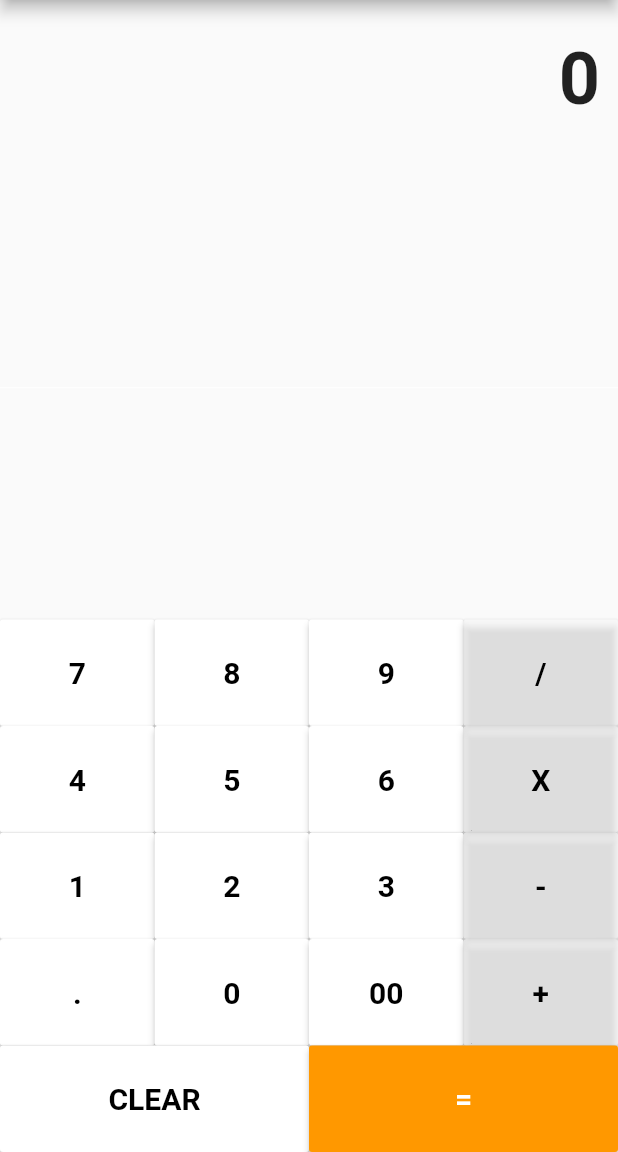
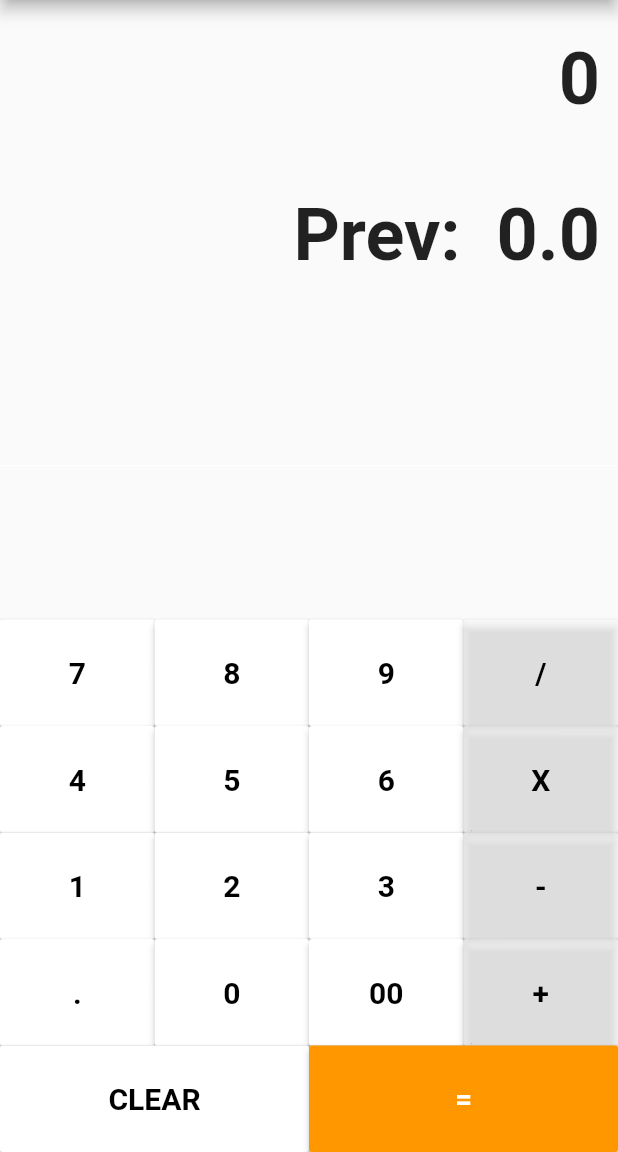
Before and after one commit to z35ali/calculator_app, a Flutter app: the screen it shows after launch, on a phone screen of 412 x 824 dp, the part 84-1236 px from its top. Run offline on Flutter 3.47's test engine with Material 2 defaults, Android fonts, the phone set to English and light mode, and no system bars.

Commit message:
Create previous number text
- Only in vertical layout

```diff
--- a/lib/main.dart
+++ b/lib/main.dart
@@ -201,6 +201,16 @@ class _MyHomePageState extends State<MyHomePage> {
                   fontSize: 48.0,
                   fontWeight: FontWeight.bold
               ))),
+      new Container(
+          alignment: Alignment.centerRight ,
+          padding: new EdgeInsets.symmetric(
+              vertical: 24.0,
+              horizontal: 12.0
+          ),
+          child: new Text("Prev:  " + num1.toString(), style: new TextStyle(
+              fontSize: 48.0,
+              fontWeight: FontWeight.bold
+          ))),
 
           new Expanded(child: new Divider(
               color: Colors.white
```
